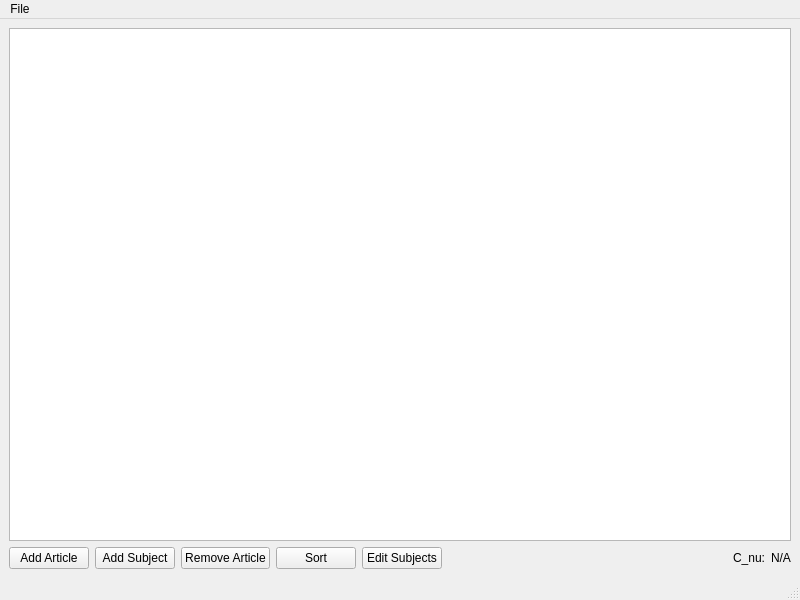
This is mainwindow.ui in Lukaviy/TeachingScores as Qt 5 draws it before an edit. The edited form follows.
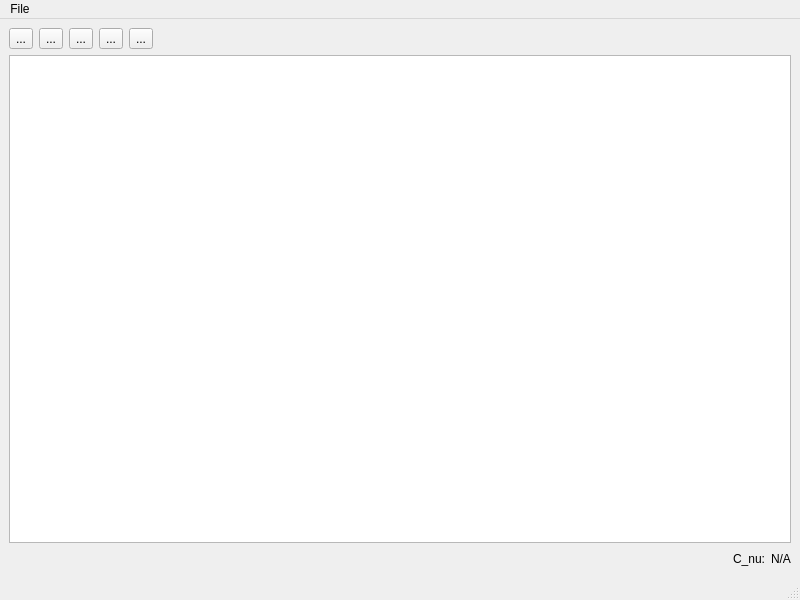
This is the edited form. Icons and pictures are not drawn.

What changed in the file:
```diff
--- a/mainwindow.ui
+++ b/mainwindow.ui
@@ -15,6 +15,108 @@
   </property>
   <widget class="QWidget" name="centralwidget">
    <layout class="QVBoxLayout" name="verticalLayout">
+    <item>
+     <layout class="QHBoxLayout" name="horizontalLayout_2">
+      <item>
+       <widget class="QToolButton" name="addArticleToolButton">
+        <property name="text">
+         <string>...</string>
+        </property>
+        <property name="icon">
+         <iconset resource="resources/icons.qrc">
+          <normaloff>:/icons/add_article.svg</normaloff>:/icons/add_article.svg</iconset>
+        </property>
+        <property name="iconSize">
+         <size>
+          <width>40</width>
+          <height>40</height>
+         </size>
+        </property>
+       </widget>
+      </item>
+      <item>
+       <widget class="QToolButton" name="removeArticleToolButton">
+        <property name="text">
+         <string>...</string>
+        </property>
+        <property name="icon">
+         <iconset resource="resources/icons.qrc">
+          <normaloff>:/icons/remove_article.svg</normaloff>:/icons/remove_article.svg</iconset>
+        </property>
+        <property name="iconSize">
+         <size>
+          <width>40</width>
+          <height>40</height>
+         </size>
+        </property>
+       </widget>
+      </item>
+      <item>
+       <widget class="QToolButton" name="addSubjectsToolButton">
+        <property name="text">
+         <string>...</string>
+        </property>
+        <property name="icon">
+         <iconset resource="resources/icons.qrc">
+          <normaloff>:/icons/add_subject.svg</normaloff>:/icons/add_subject.svg</iconset>
+        </property>
+        <property name="iconSize">
+         <size>
+          <width>40</width>
+          <height>40</height>
+         </size>
+        </property>
+       </widget>
+      </item>
+      <item>
+       <widget class="QToolButton" name="editSubjectsToolButton">
+        <property name="text">
+         <string>...</string>
+        </property>
+        <property name="icon">
+         <iconset resource="resources/icons.qrc">
+          <normaloff>:/icons/edit_subjects.svg</normaloff>:/icons/edit_subjects.svg</iconset>
+        </property>
+        <property name="iconSize">
+         <size>
+          <width>40</width>
+          <height>40</height>
+         </size>
+        </property>
+       </widget>
+      </item>
+      <item>
+       <widget class="QToolButton" name="sortToolButton">
+        <property name="text">
+         <string>...</string>
+        </property>
+        <property name="icon">
+         <iconset resource="resources/icons.qrc">
+          <normaloff>:/icons/sort_articles.svg</normaloff>:/icons/sort_articles.svg</iconset>
+        </property>
+        <property name="iconSize">
+         <size>
+          <width>40</width>
+          <height>40</height>
+         </size>
+        </property>
+       </widget>
+      </item>
+      <item>
+       <spacer name="horizontalSpacer_2">
+        <property name="orientation">
+         <enum>Qt::Horizontal</enum>
+        </property>
+        <property name="sizeHint" stdset="0">
+         <size>
+          <width>40</width>
+          <height>20</height>
+         </size>
+        </property>
+       </spacer>
+      </item>
+     </layout>
+    </item>
     <item>
      <widget class="QTableView" name="tableView">
       <property name="contextMenuPolicy">
@@ -39,41 +141,6 @@
     </item>
     <item>
      <layout class="QHBoxLayout" name="horizontalLayout">
-      <item>
-       <widget class="QPushButton" name="addArticlePushButton">
-        <property name="text">
-         <string>Add Article</string>
-        </property>
-       </widget>
-      </item>
-      <item>
-       <widget class="QPushButton" name="addSubjectPushButton">
-        <property name="text">
-         <string>Add Subject</string>
-        </property>
-       </widget>
-      </item>
-      <item>
-       <widget class="QPushButton" name="removeArticlePushButton">
-        <property name="text">
-         <string>Remove Article</string>
-        </property>
-       </widget>
-      </item>
-      <item>
-       <widget class="QPushButton" name="sortPushButton">
-        <property name="text">
-         <string>Sort</string>
-        </property>
-       </widget>
-      </item>
-      <item>
-       <widget class="QPushButton" name="editSubjectsButton">
-        <property name="text">
-         <string>Edit Subjects</string>
-        </property>
-       </widget>
-      </item>
       <item>
        <spacer name="horizontalSpacer">
         <property name="orientation">
```
Left out of the diff: 198 changed lines with no effect on the pictures.
